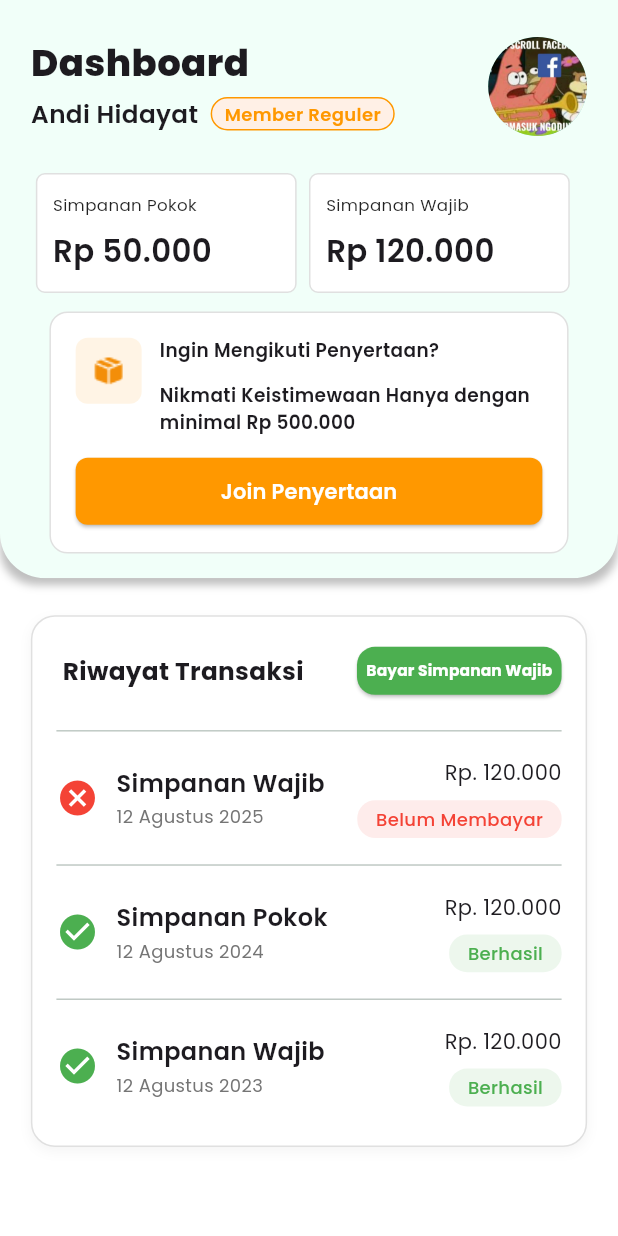
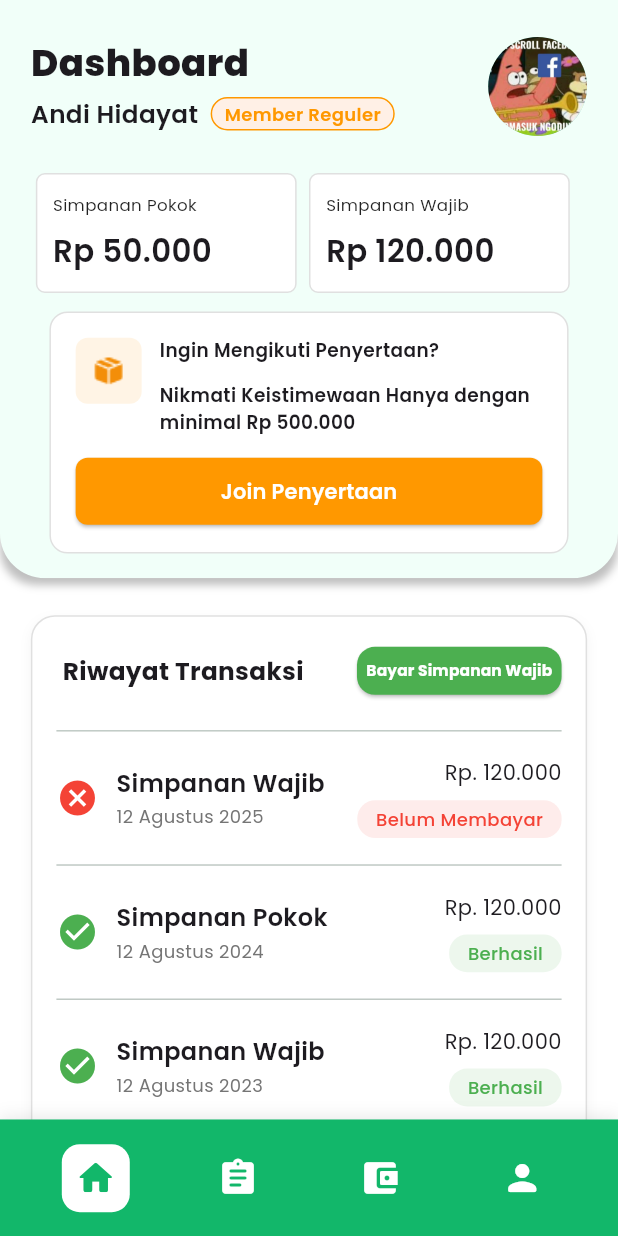
Before and after one commit to athaabiyyu/koperasi_rsb, a Flutter app: the DashboardPage screen opened by its route, on a phone screen of 412 x 824 dp. Run offline on Flutter 3.47's test engine with Material 3 defaults, Android fonts, the phone set to English and light mode, and no system bars; drawn by our look-alikes of auto_size_text; our stand-ins replace file_picker, google_fonts, shared_preferences; accounts and stored records are empty.

Commit message:
feat: Implement bottom navigation bar in dashboard

```diff
--- a/lib/screens/dashboard/dashboard.dart
+++ b/lib/screens/dashboard/dashboard.dart
@@ -1,6 +1,7 @@
 import 'package:auto_size_text/auto_size_text.dart';
 import 'package:flutter/material.dart';
 import 'package:koperasi_rsb/widgets-global/colors.dart';
+import 'package:koperasi_rsb/widgets-global/navigation/app_bottom_nav.dart';
 import 'package:koperasi_rsb/widgets-global/transaction-history.dart';
 import 'package:koperasi_rsb/widgets-global/dialog/dialogJoinPenyertaan.dart';
 import 'package:koperasi_rsb/widgets-global/dialog/dialog-pilih-nominal-pembayaran.dart';
@@ -26,6 +27,26 @@ class _DashboardPageState extends State<DashboardPage> {
     _deviceWidth = MediaQuery.of(context).size.width;
 
     return Scaffold(
+      bottomNavigationBar: AppBottomNav(
+        currentIndex: 0,
+        onItemSelected: (i) {
+          if (i == 0) return; // already on Dashboard
+          if (!mounted) return;
+          switch (i) {
+            case 1:
+              Navigator.pushReplacementNamed(context, '/daftarProyek');
+              break;
+            case 2:
+              ScaffoldMessenger.of(context).showSnackBar(
+                const SnackBar(content: Text('Halaman Dompet belum tersedia')),
+              );
+              break;
+            case 3:
+              Navigator.pushReplacementNamed(context, '/profile');
+              break;
+          }
+        },
+      ),
       backgroundColor: Colors.white,
       body: SafeArea(
         child: Column(
--- /dev/null
+++ b/lib/widgets-global/navigation/app_bottom_nav.dart
@@ -0,0 +1,123 @@
+import 'package:flutter/material.dart';
+import 'package:koperasi_rsb/widgets-global/colors.dart';
+
+class AppBottomNav extends StatelessWidget {
+  final int currentIndex;
+  final ValueChanged<int>? onItemSelected;
+
+  const AppBottomNav(
+      {super.key, required this.currentIndex, this.onItemSelected});
+
+  @override
+  Widget build(BuildContext context) {
+    final double _deviceHeight = MediaQuery.of(context).size.height;
+    final double _deviceWidth = MediaQuery.of(context).size.width;
+    // Responsive sizes per device width (follow the variable style used in dashboard.dart)
+    final double boxSize = (_deviceWidth * 0.11).clamp(34.0, 48.0);
+    final double iconSize = (_deviceWidth * 0.068).clamp(22.0, 28.0);
+    return SafeArea(
+      top: false,
+      child: Container(
+        decoration: BoxDecoration(
+          color: darkGreen,
+          boxShadow: [
+            BoxShadow(
+                color: Colors.black.withValues(alpha: 0.08),
+                blurRadius: 8,
+                offset: const Offset(0, -2))
+          ],
+        ),
+        padding: EdgeInsets.only(
+          left: _deviceWidth * 0.04,
+          right: _deviceWidth * 0.04,
+          top: _deviceHeight * 0.02,
+          bottom: _deviceHeight * 0.012,
+        ),
+        child: Row(
+          mainAxisAlignment: MainAxisAlignment.spaceBetween,
+          children: [
+            _NavItem(
+              icon: Icons.home_rounded,
+              label: 'Beranda',
+              selected: currentIndex == 0,
+              onTap: () => onItemSelected?.call(0),
+              boxSize: boxSize,
+              iconSize: iconSize,
+            ),
+            _NavItem(
+              icon: Icons.assignment_rounded,
+              label: 'Proyek',
+              selected: currentIndex == 1,
+              onTap: () => onItemSelected?.call(1),
+              boxSize: boxSize,
+              iconSize: iconSize,
+            ),
+            _NavItem(
+              icon: Icons.account_balance_wallet_rounded,
+              label: 'Dompet',
+              selected: currentIndex == 2,
+              onTap: () => onItemSelected?.call(2),
+              boxSize: boxSize,
+              iconSize: iconSize,
+            ),
+            _NavItem(
+              icon: Icons.person_rounded,
+              label: 'Profil',
+              selected: currentIndex == 3,
+              onTap: () => onItemSelected?.call(3),
+              boxSize: boxSize,
+              iconSize: iconSize,
+            ),
+          ],
+        ),
+      ),
+    );
+  }
+}
+
+class _NavItem extends StatelessWidget {
+  final IconData icon;
+  final String label;
+  final bool selected;
+  final VoidCallback? onTap;
+  final double boxSize;
+  final double iconSize;
+
+  const _NavItem(
+      {required this.icon,
+      required this.label,
+      required this.selected,
+      this.onTap,
+      required this.boxSize,
+      required this.iconSize});
+
+  @override
+  Widget build(BuildContext context) {
+    return Expanded(
+      child: InkWell(
+        borderRadius: BorderRadius.circular(16),
+        onTap: onTap,
+        child: Column(
+          mainAxisSize: MainAxisSize.min,
+          children: [
+            AnimatedContainer(
+              duration: const Duration(milliseconds: 200),
+              width: boxSize,
+              height: boxSize,
+              decoration: BoxDecoration(
+                color: selected ? Colors.white : Colors.transparent,
+                borderRadius: BorderRadius.circular(12),
+              ),
+              child: Icon(
+                icon,
+                size: iconSize,
+                color: selected ? darkGreen : Colors.white,
+              ),
+            ),
+            const SizedBox(height: 6),
+          ],
+        ),
+      ),
+    );
+  }
+}
```
